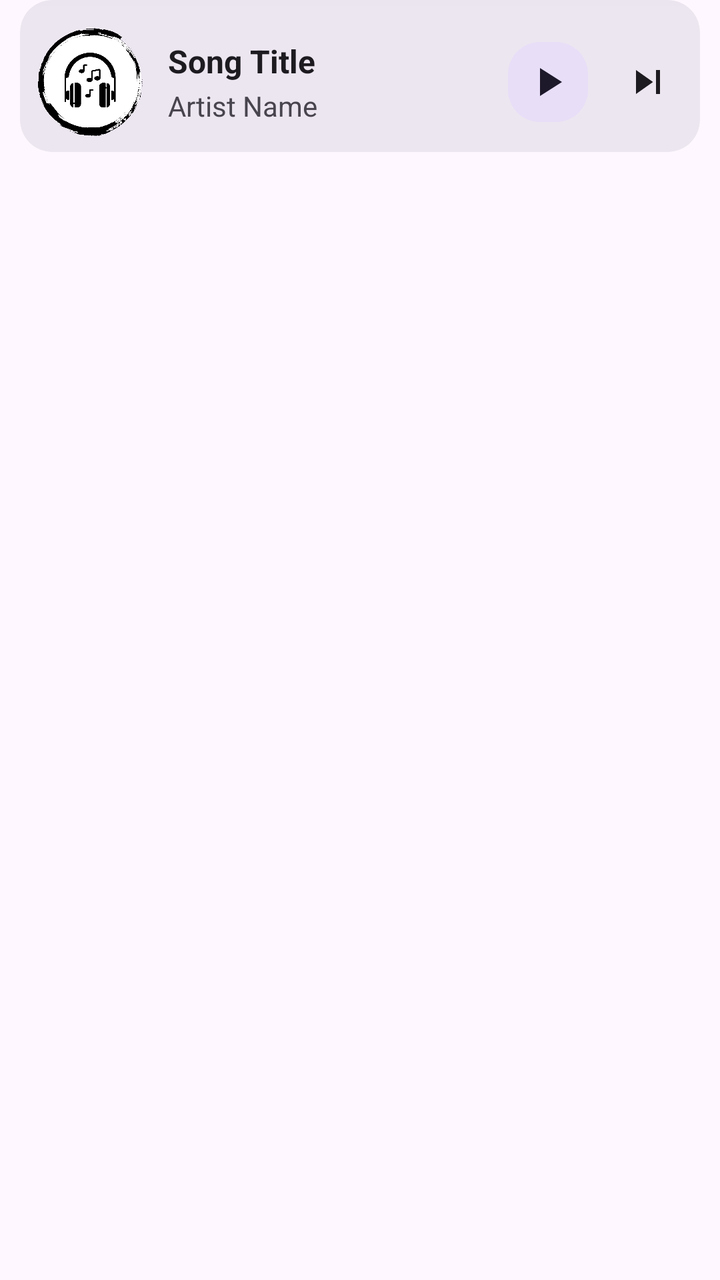
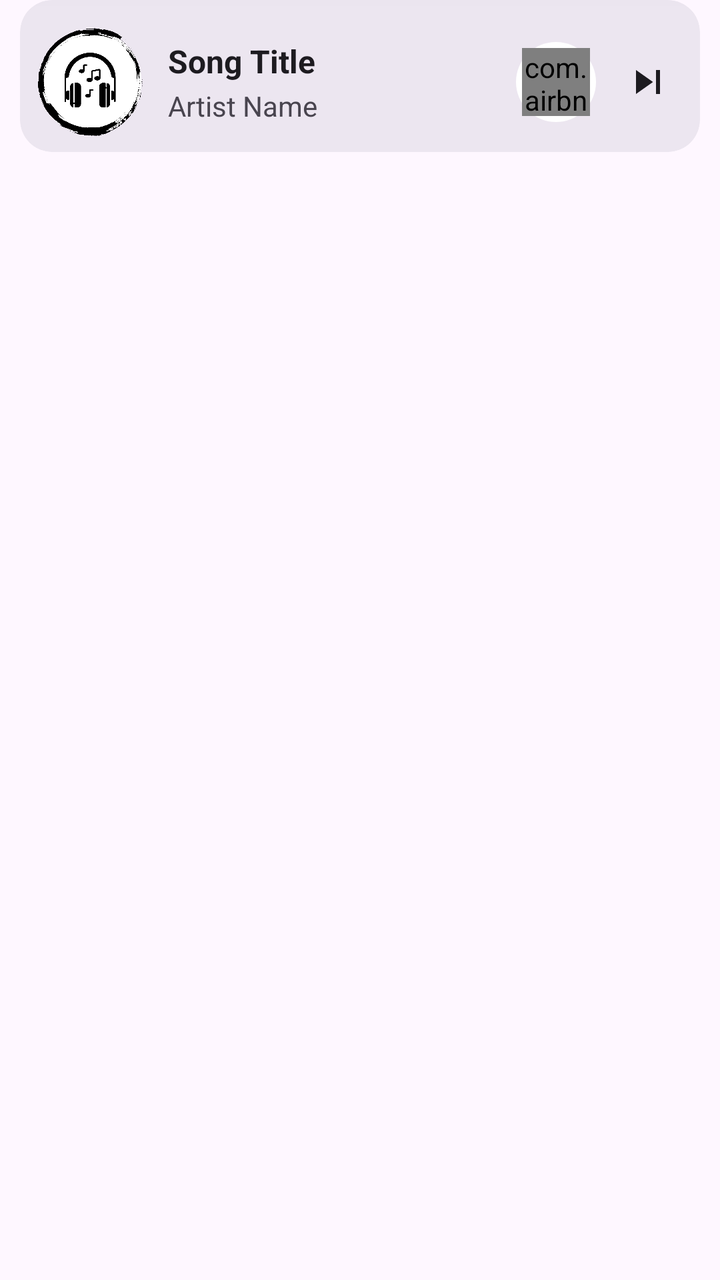

Two renders of the same Android screen: before a commit and after it. Below are the layout's source before the change and the commit's diff.
<!-- AndroidManifest.xml: application theme Theme.OneTheme -->
<!-- res/layout/fragment_now_player_bottom.xml -->
<?xml version="1.0" encoding="utf-8"?>
<FrameLayout xmlns:android="http://schemas.android.com/apk/res/android"
    xmlns:app="http://schemas.android.com/apk/res-auto"
    android:layout_width="match_parent"
    android:layout_height="wrap_content"
    android:paddingStart="10sp"
    android:paddingEnd="10sp"
    android:paddingBottom="10sp">

    <com.google.android.material.card.MaterialCardView
        android:id="@+id/cardBottomPlayer"
        android:layout_width="match_parent"
        android:layout_height="wrap_content"
        app:cardBackgroundColor="?attr/colorSurfaceContainerHigh"
        app:cardCornerRadius="16sp"
        app:cardElevation="0sp"
        app:strokeWidth="0sp">

        <androidx.constraintlayout.widget.ConstraintLayout
            android:layout_width="match_parent"
            android:layout_height="wrap_content">

            
            <ProgressBar
                android:id="@+id/miniProgressBar"
                style="?android:attr/progressBarStyleHorizontal"
                android:layout_width="0dp"
                android:layout_height="3dp"
                android:max="100"
                android:progress="0"
                android:progressBackgroundTint="?attr/colorSurfaceVariant"
                android:progressTint="?attr/colorPrimary"
                app:layout_constraintEnd_toEndOf="parent"
                app:layout_constraintStart_toStartOf="parent"
                app:layout_constraintTop_toTopOf="parent" />

            <com.google.android.material.imageview.ShapeableImageView
                android:id="@+id/albumArt"
                android:layout_width="54dp"
                android:layout_height="54dp"
                android:layout_marginStart="8dp"
                android:layout_marginTop="11dp"
                android:layout_marginBottom="8dp"
                android:scaleType="centerCrop"
                android:src="@drawable/logo"
                app:layout_constraintBottom_toBottomOf="parent"
                app:layout_constraintStart_toStartOf="parent"
                app:layout_constraintTop_toBottomOf="@+id/miniProgressBar"
                app:shapeAppearanceOverlay="@style/ShapeAppearance.App.CircleImage" />

            <TextView
                android:id="@+id/name"
                android:layout_width="0dp"
                android:layout_height="wrap_content"
                android:layout_marginStart="12dp"
                android:layout_marginEnd="12dp"
                android:ellipsize="end"
                android:maxLines="1"
                android:text="@string/song_title"
                android:textColor="?attr/colorOnSurface"
                android:textSize="16sp"
                android:textStyle="bold"
                app:layout_constraintBottom_toTopOf="@+id/artist"
                app:layout_constraintEnd_toStartOf="@+id/playPauseBtn"
                app:layout_constraintStart_toEndOf="@+id/albumArt"
                app:layout_constraintTop_toTopOf="@+id/albumArt"
                app:layout_constraintVertical_chainStyle="packed" />

            <TextView
                android:id="@+id/artist"
                android:layout_width="0dp"
                android:layout_height="wrap_content"
                android:layout_marginStart="12dp"
                android:layout_marginTop="2dp"
                android:layout_marginEnd="12dp"
                android:ellipsize="end"
                android:maxLines="1"
                android:text="@string/artist_name"
                android:textColor="?attr/colorOnSurfaceVariant"
                android:textSize="14sp"
                app:layout_constraintBottom_toBottomOf="@+id/albumArt"
                app:layout_constraintEnd_toStartOf="@+id/playPauseBtn"
                app:layout_constraintStart_toEndOf="@+id/albumArt"
                app:layout_constraintTop_toBottomOf="@+id/name" />

            <com.google.android.material.floatingactionbutton.FloatingActionButton
                android:id="@+id/playPauseBtn"
                android:layout_width="wrap_content"
                android:layout_height="wrap_content"
                android:layout_marginEnd="8dp"
                android:contentDescription="@string/play_or_pause"
                android:src="@drawable/ic_play"
                app:backgroundTint="?attr/colorSecondaryContainer"
                app:elevation="0dp"
                app:fabCustomSize="40dp"
                app:layout_constraintBottom_toBottomOf="@+id/albumArt"
                app:layout_constraintEnd_toStartOf="@+id/nextBtn"
                app:layout_constraintTop_toTopOf="@+id/albumArt"
                app:maxImageSize="24dp"
                app:tint="?attr/colorOnSecondaryContainer" />

            <ImageView
                android:id="@+id/nextBtn"
                android:layout_width="36dp"
                android:layout_height="36dp"
                android:layout_marginEnd="8dp"
                android:background="?attr/selectableItemBackgroundBorderless"
                android:clickable="true"
                android:contentDescription="@string/next_song"
                android:focusable="true"
                android:padding="6dp"
                android:src="@drawable/ic_skip_next"
                app:layout_constraintBottom_toBottomOf="@+id/albumArt"
                app:layout_constraintEnd_toEndOf="parent"
                app:layout_constraintTop_toTopOf="@+id/albumArt"
                app:tint="?attr/colorOnSurface" />

        </androidx.constraintlayout.widget.ConstraintLayout>

    </com.google.android.material.card.MaterialCardView>

</FrameLayout>
<!-- resources referenced by this layout -->
<resources>
  <!-- drawable ic_play (drawable) -->
  <vector xmlns:android="http://schemas.android.com/apk/res/android"
      android:width="24dp"
      android:height="24dp"
      android:viewportWidth="24"
      android:viewportHeight="24"
      android:tint="?attr/colorControlNormal">
    <path
        android:fillColor="@android:color/white"
        android:pathData="M8,5v14l11,-7z"/>
  </vector>
  <!-- drawable ic_skip_next (drawable) -->
  <vector xmlns:android="http://schemas.android.com/apk/res/android"
      android:width="24dp"
      android:height="24dp"
      android:viewportWidth="24"
      android:viewportHeight="24">
      <path
          android:fillColor="@color/white"
          android:pathData="M6,18l8.5,-6L6,6v12zM16,6v12h2V6h-2z" />
  </vector>
  <!-- drawable logo: png bitmap (drawable, 176856 bytes) -->
  <string name="artist_name">Artist Name</string>
  <string name="next_song">Next Song</string>
  <string name="play_or_pause">Play or Pause</string>
  <string name="song_title">Song Title</string>
  <style name="ShapeAppearance.App.CircleImage" parent="">
          <item name="cornerSize">8dp</item>
      </style>
  <style name="Theme.OneTheme" parent="Base.Theme.OneTheme" />
  <color name="white">#ffffff</color>
  <style name="Base.Theme.OneTheme" parent="Theme.Material3.DayNight">
          
          
          <item name="colorPrimary">@color/colorPrimary</item>
          <item name="colorPrimaryDark">@color/basic_2</item>
          <item name="colorAccent">@color/basic_2</item>
          <item name="color">@color/white</item>
          <item name="background">@color/basic_2</item>
          <item name="tickColor">@color/basic_2</item>
          <item name="trackColor">@color/basic_2</item>
          <item name="colorOnBackground">@color/white</item>
          <item name="colorError">@color/dark</item>
          <item name="colorOnError">@color/basic_2</item>
      </style>
  <color name="colorPrimary">#fff</color>
      //Needed
  <color name="basic_2">#3c415e</color>
  <color name="dark">#000000</color>
</resources>

<!-- the commit's change to res/layout/fragment_now_player_bottom.xml (unified diff, before → after) -->
@@ -83,21 +83,28 @@
                 app:layout_constraintStart_toEndOf="@+id/albumArt"
                 app:layout_constraintTop_toBottomOf="@+id/name" />
 
-            <com.google.android.material.floatingactionbutton.FloatingActionButton
+            <FrameLayout
                 android:id="@+id/playPauseBtn"
-                android:layout_width="wrap_content"
-                android:layout_height="wrap_content"
+                android:layout_width="40dp"
+                android:layout_height="40dp"
                 android:layout_marginEnd="8dp"
-                android:contentDescription="@string/play_or_pause"
-                android:src="@drawable/ic_play"
-                app:backgroundTint="?attr/colorSecondaryContainer"
-                app:elevation="0dp"
-                app:fabCustomSize="40dp"
+                android:background="@drawable/play_pause"
+                android:clickable="true"
+                android:focusable="true"
                 app:layout_constraintBottom_toBottomOf="@+id/albumArt"
                 app:layout_constraintEnd_toStartOf="@+id/nextBtn"
-                app:layout_constraintTop_toTopOf="@+id/albumArt"
-                app:maxImageSize="24dp"
-                app:tint="?attr/colorOnSecondaryContainer" />
+                app:layout_constraintTop_toTopOf="@+id/albumArt">
+
+                <com.airbnb.lottie.LottieAnimationView
+                    android:id="@+id/playPauseAnimView"
+                    android:layout_width="34dp"
+                    android:layout_height="34dp"
+                    android:layout_gravity="center"
+                    app:lottie_rawRes="@raw/play_pause_morph"
+                    app:lottie_loop="false"
+                    app:lottie_autoPlay="false" />
+
+            </FrameLayout>
 
             <ImageView
                 android:id="@+id/nextBtn"
<!-- resource entries referenced after the edit -->
@@ -1,16 +1,5 @@
 <!-- resources referenced by this layout -->
 <resources>
-  <!-- drawable ic_play (drawable) -->
-  <vector xmlns:android="http://schemas.android.com/apk/res/android"
-      android:width="24dp"
-      android:height="24dp"
-      android:viewportWidth="24"
-      android:viewportHeight="24"
-      android:tint="?attr/colorControlNormal">
-    <path
-        android:fillColor="@android:color/white"
-        android:pathData="M8,5v14l11,-7z"/>
-  </vector>
   <!-- drawable ic_skip_next (drawable) -->
   <vector xmlns:android="http://schemas.android.com/apk/res/android"
       android:width="24dp"
@@ -22,9 +11,15 @@
           android:pathData="M6,18l8.5,-6L6,6v12zM16,6v12h2V6h-2z" />
   </vector>
   <!-- drawable logo: png bitmap (drawable, 176856 bytes) -->
+  <!-- drawable play_pause (drawable) -->
+  <?xml version="1.0" encoding="utf-8"?>
+  <shape xmlns:android="http://schemas.android.com/apk/res/android"
+      android:shape="oval">
+  
+      <solid android:color="@color/white" />
+  </shape>
   <string name="artist_name">Artist Name</string>
   <string name="next_song">Next Song</string>
-  <string name="play_or_pause">Play or Pause</string>
   <string name="song_title">Song Title</string>
   <style name="ShapeAppearance.App.CircleImage" parent="">
           <item name="cornerSize">8dp</item>
